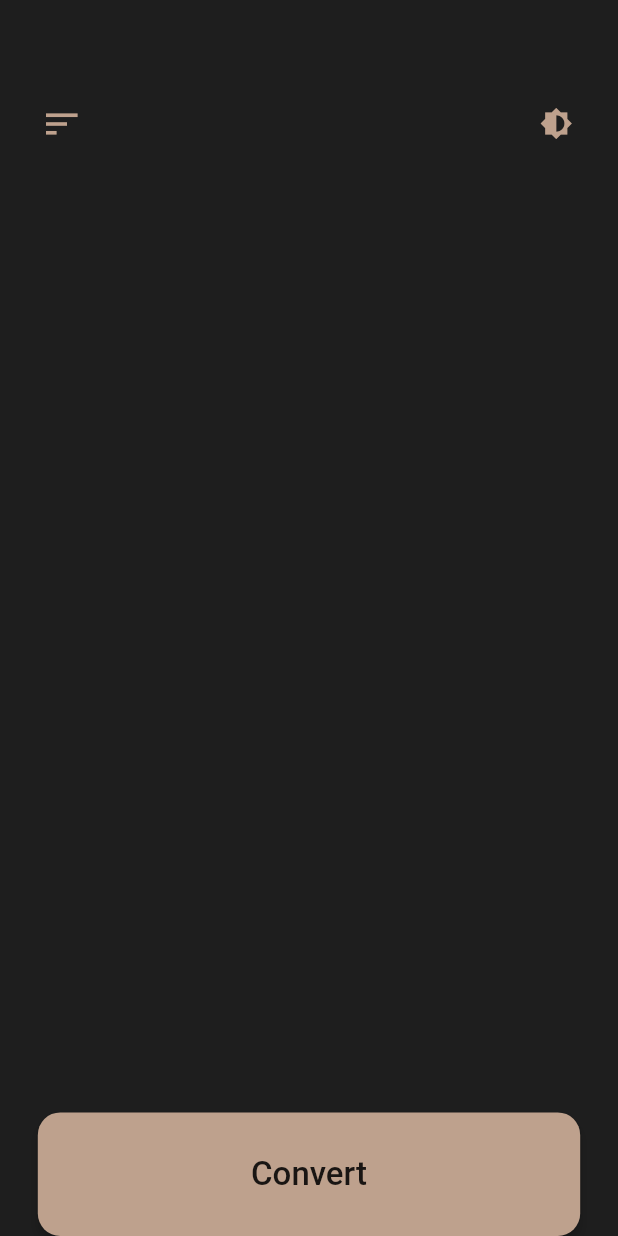
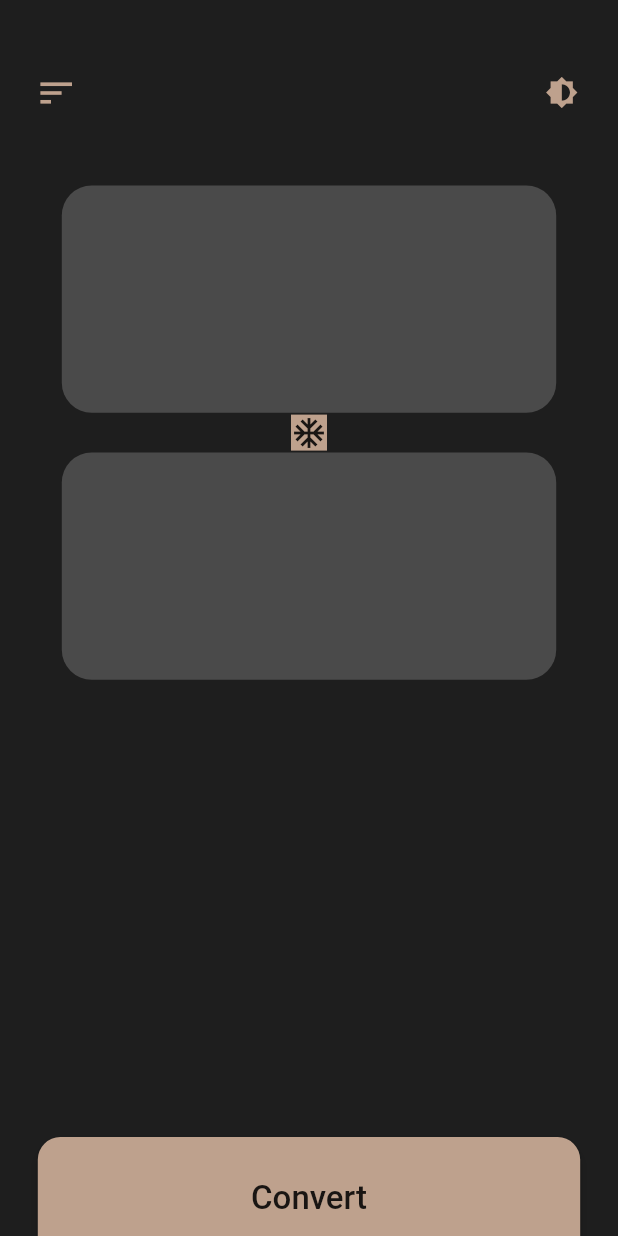
Before and after one commit to mohamedkuch/MyWalletApp, a Flutter app: the screen it shows after launch, on a phone screen of 412 x 824 dp. Run offline on Flutter 3.47's test engine with Material 2 defaults, Android fonts, the phone set to English and light mode, and no system bars; project files that could hold a hidden picture were left out.

Commit message:
setup converter widget

```diff
--- a/crypto_converter/lib/converter.dart
+++ b/crypto_converter/lib/converter.dart
@@ -1,7 +1,6 @@
 import 'package:flutter/material.dart';
 
 class MainConverter extends StatefulWidget {
-
   @override
   _MainConverterState createState() => _MainConverterState();
 }
@@ -9,8 +8,43 @@ class MainConverter extends StatefulWidget {
 class _MainConverterState extends State<MainConverter> {
   @override
   Widget build(BuildContext context) {
-    return Column(
-
-    );
+    return LayoutBuilder(builder: (ctx, constraint) {
+      return Stack(
+        children: <Widget>[
+          Container(
+            width: double.infinity,
+            height: constraint.maxHeight * 0.46,
+            decoration: new BoxDecoration(
+              color: Color.fromRGBO(74, 74, 74, 1),
+              borderRadius: new BorderRadius.all(
+                new Radius.circular(20.0),
+              ),
+            ),
+          ),
+          Container(
+            width: double.infinity,
+            height: constraint.maxHeight * 0.46,
+            decoration: new BoxDecoration(
+              color: Color.fromRGBO(74, 74, 74, 1),
+              borderRadius: new BorderRadius.all(
+                new Radius.circular(20.0),
+              ),
+            ),
+            child: SizedBox(),
+            margin: EdgeInsets.only(top:  constraint.maxHeight * (0.46 +0.08) ),
+          ),
+           Container(
+            child: Center(
+              child: Container(
+                color: Theme.of(context).accentColor,
+                child: Icon(Icons.ac_unit),
+              ),
+            ),
+            height: constraint.maxHeight * 0.08,
+            margin: EdgeInsets.only(top:  constraint.maxHeight * 0.46),
+          ),
+        ],
+      );
+    });
   }
 }
--- a/crypto_converter/lib/main.dart
+++ b/crypto_converter/lib/main.dart
@@ -61,19 +61,21 @@ class _MyHomePageState extends State<MyHomePage> {
               child: TopBar(),
               height: (MediaQuery.of(context).size.height -
                       MediaQuery.of(context).padding.top) *
-                  0.2,
+                  0.15,
             ),
             Container(
               child: MainConverter(),
               height: (MediaQuery.of(context).size.height -
                       MediaQuery.of(context).padding.top) *
                   0.4,
+              width:MediaQuery.of(context).size.width * 0.8  ,
+
             ),
             Container(
               child: MainKeyboard(),
               height: (MediaQuery.of(context).size.height -
                       MediaQuery.of(context).padding.top) *
-                  0.3,
+                  0.37,
             ),
             Container(
               child: RaisedButton(
--- a/crypto_converter/lib/top_bar.dart
+++ b/crypto_converter/lib/top_bar.dart
@@ -1,9 +1,6 @@
 import 'package:flutter/material.dart';
 
 class TopBar extends StatefulWidget {
-
-
-
   @override
   _TopBarState createState() => _TopBarState();
 }
@@ -11,12 +8,19 @@ class TopBar extends StatefulWidget {
 class _TopBarState extends State<TopBar> {
   @override
   Widget build(BuildContext context) {
-    return Row(
+    return Column(
+      children: <Widget>[
+        Container(
+          child: SizedBox(),
+          height: MediaQuery.of(context).padding.top,
+        ),
+        Expanded(
+          child: Row(
             mainAxisAlignment: MainAxisAlignment.spaceAround,
             crossAxisAlignment: CrossAxisAlignment.center,
             children: <Widget>[
               Expanded(
-            flex: 1,
+                flex: 2,
                 child: IconButton(
                   icon: Icon(
                     Icons.sort,
@@ -27,11 +31,11 @@ class _TopBarState extends State<TopBar> {
                 ),
               ),
               Expanded(
-            flex: 3,
+                flex: 7,
                 child: SizedBox(),
               ),
               Expanded(
-            flex: 1,
+                flex: 2,
                 child: IconButton(
                   icon: Icon(
                     Icons.brightness_6,
@@ -42,8 +46,9 @@ class _TopBarState extends State<TopBar> {
                 ),
               ),
             ],
+          ),
+        ),
+      ],
     );
-
-
   }
 }
```
Lines whose indentation alone changed are shown as unchanged.
